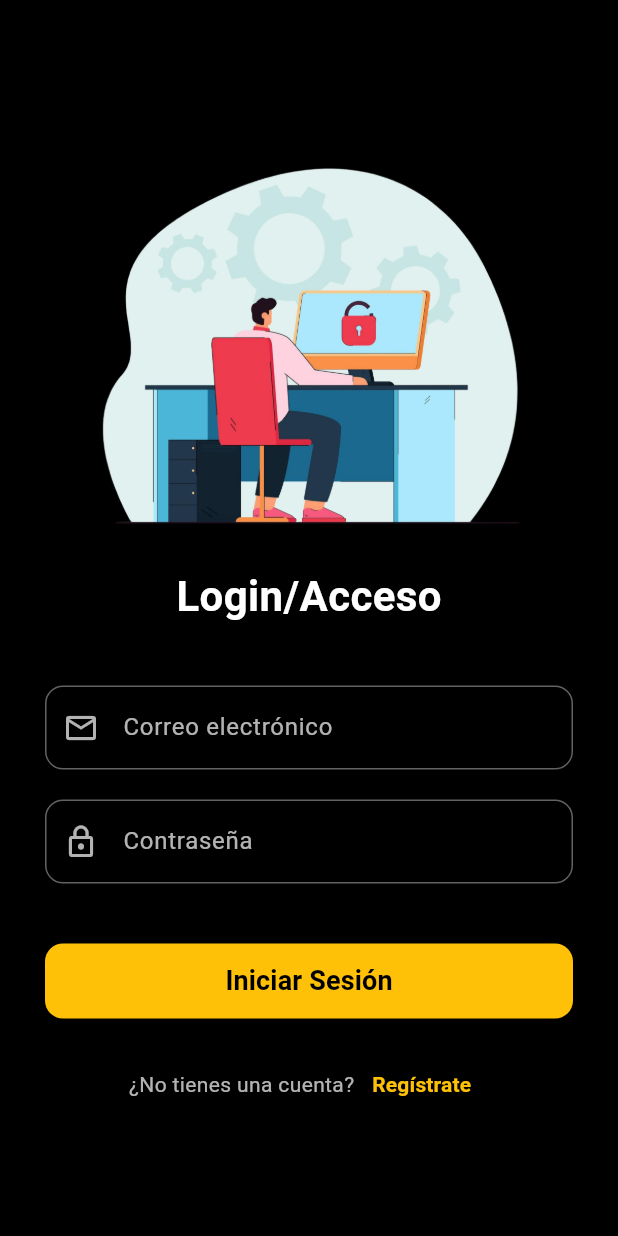
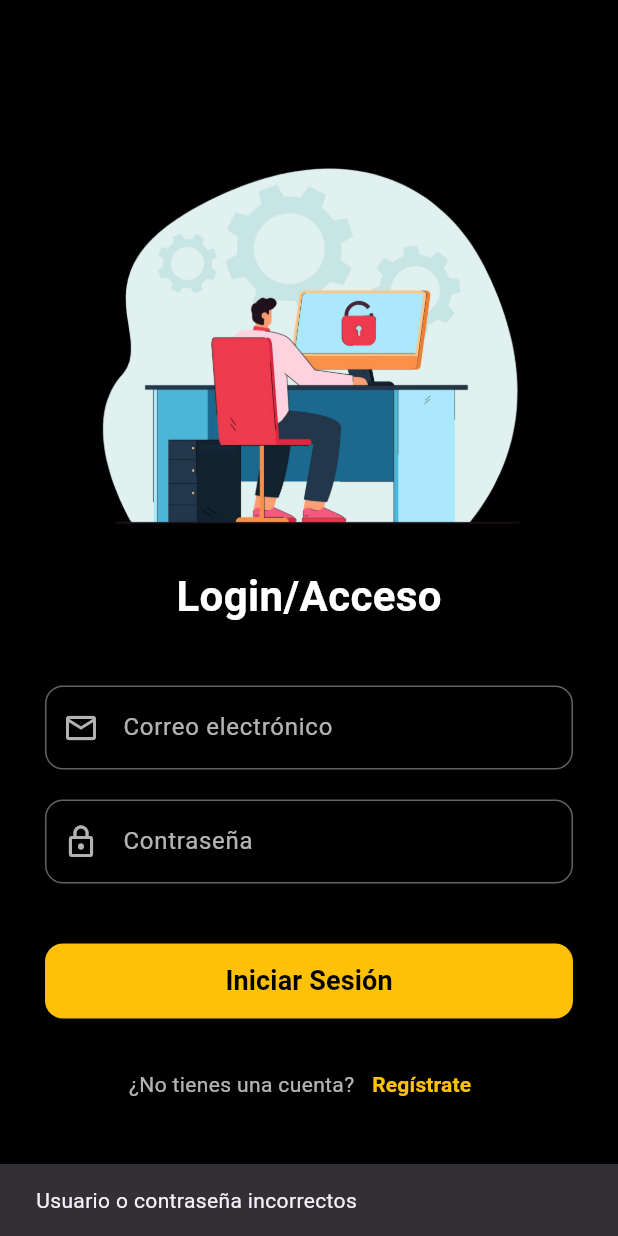
Before and after one commit to Juani-oss/APP_MOVILES3, a Flutter app: the Loginscreen screen opened by its route, after a tap on "Iniciar Sesión", on a phone screen of 412 x 824 dp. Run offline on Flutter 3.47's test engine with Material 3 defaults, Android fonts, the phone set to English and light mode, and no system bars; network calls fail.

Commit message:
Agregue crdenciales quemadas, nueva screen detalle peliculas

```diff
--- a/lib/Screens/LoginScreen.dart
+++ b/lib/Screens/LoginScreen.dart
@@ -1,7 +1,30 @@
 import 'package:flutter/material.dart';
 
-class Loginscreen extends StatelessWidget {
+class Loginscreen extends StatefulWidget {
   const Loginscreen({super.key});
+
+  @override
+  State<Loginscreen> createState() => _LoginscreenState();
+}
+
+class _LoginscreenState extends State<Loginscreen> {
+  final _emailController = TextEditingController();
+  final _passController = TextEditingController();
+
+  // *** CREDENCIALES QUEMADAS ***
+  static const String _usuarioValido = "admin@cine.com";
+  static const String _passwordValida = "1234";
+
+  void _iniciarSesion() {
+    if (_emailController.text == _usuarioValido &&
+        _passController.text == _passwordValida) {
+      Navigator.pushNamed(context, "/pagina3");
+    } else {
+      ScaffoldMessenger.of(context).showSnackBar(
+        const SnackBar(content: Text("Usuario o contraseña incorrectos")),
+      );
+    }
+  }
 
   @override
   Widget build(BuildContext context) {
@@ -16,11 +39,11 @@ class Loginscreen extends StatelessWidget {
               Image.asset("assets/login.png", height: 300),
               Text("Login/Acceso", style: TextStyle(fontSize: 28, fontWeight: FontWeight.bold, color: Colors.white)),
               SizedBox(height: 40),
-                TextField(style: TextStyle(color: Colors.white), keyboardType: TextInputType.emailAddress, decoration: InputDecoration(labelText: "Correo electrónico", labelStyle: TextStyle(color: Colors.white70), prefixIcon: Icon(Icons.email_outlined, color: Colors.white70), enabledBorder: OutlineInputBorder(borderSide: BorderSide(color: Colors.white38), borderRadius: BorderRadius.circular(12)), focusedBorder: OutlineInputBorder(borderSide: BorderSide(color: Colors.amber, width: 2), borderRadius: BorderRadius.circular(12)))),
+              TextField(controller: _emailController, style: TextStyle(color: Colors.white), keyboardType: TextInputType.emailAddress, decoration: InputDecoration(labelText: "Correo electrónico", labelStyle: TextStyle(color: Colors.white70), prefixIcon: Icon(Icons.email_outlined, color: Colors.white70), enabledBorder: OutlineInputBorder(borderSide: BorderSide(color: Colors.white38), borderRadius: BorderRadius.circular(12)), focusedBorder: OutlineInputBorder(borderSide: BorderSide(color: Colors.amber, width: 2), borderRadius: BorderRadius.circular(12)))),
               SizedBox(height: 20),
-                TextField(obscureText: true, style: TextStyle(color: Colors.white), decoration: InputDecoration(labelText: "Contraseña", labelStyle: TextStyle(color: Colors.white70), prefixIcon: Icon(Icons.lock_outline, color: Colors.white70), enabledBorder: OutlineInputBorder(borderSide: BorderSide(color: Colors.white38), borderRadius: BorderRadius.circular(12)), focusedBorder: OutlineInputBorder(borderSide: BorderSide(color: Colors.amber, width: 2), borderRadius: BorderRadius.circular(12)))),
+              TextField(controller: _passController, obscureText: true, style: TextStyle(color: Colors.white), decoration: InputDecoration(labelText: "Contraseña", labelStyle: TextStyle(color: Colors.white70), prefixIcon: Icon(Icons.lock_outline, color: Colors.white70), enabledBorder: OutlineInputBorder(borderSide: BorderSide(color: Colors.white38), borderRadius: BorderRadius.circular(12)), focusedBorder: OutlineInputBorder(borderSide: BorderSide(color: Colors.amber, width: 2), borderRadius: BorderRadius.circular(12)))),
               SizedBox(height: 40),
-                SizedBox(width: double.infinity, height: 50, child: ElevatedButton(style: ElevatedButton.styleFrom(backgroundColor: Colors.amber, foregroundColor: Colors.black, shape: RoundedRectangleBorder(borderRadius: BorderRadius.circular(12))), onPressed: () { print("Intentando iniciar sesión..."); }, child: Text("Iniciar Sesión", style: TextStyle(fontSize: 18, fontWeight: FontWeight.bold)))),
+              SizedBox(width: double.infinity, height: 50, child: ElevatedButton(style: ElevatedButton.styleFrom(backgroundColor: Colors.amber, foregroundColor: Colors.black, shape: RoundedRectangleBorder(borderRadius: BorderRadius.circular(12))), onPressed: _iniciarSesion, child: Text("Iniciar Sesión", style: TextStyle(fontSize: 18, fontWeight: FontWeight.bold)))),
               SizedBox(height: 20),
               Row(mainAxisAlignment: MainAxisAlignment.center, children: [Text("¿No tienes una cuenta?", style: TextStyle(color: Colors.white70)), TextButton(onPressed: () { Navigator.pushNamed(context, "/pagina2"); }, child: Text("Regístrate", style: TextStyle(color: Colors.amber, fontWeight: FontWeight.bold)))])
             ],
--- a/lib/main.dart
+++ b/lib/main.dart
@@ -1,4 +1,5 @@
 import 'package:app_moviles3/Screens/CarteleraScreen.dart';
+import 'package:app_moviles3/Screens/DetalleScreen.dart';
 import 'package:app_moviles3/Screens/HomeScreen.dart';
 import 'package:app_moviles3/Screens/LoginScreen.dart';
 import 'package:app_moviles3/Screens/RegistroScreen.dart';
@@ -23,6 +24,7 @@ class NavegacionRutas extends StatelessWidget {
         "/pagina1": (context) => const Loginscreen(),
         "/pagina2": (context) => const Registroscreen(),
         "/pagina3": (context) => const CarteleraScreen(),
+        "/detalle":(context) => const DetalleScreen()
       },
     );
   }
```
Also changed, not shown: lib/Screens/CarteleraScreen.dart (+53 -6 lines), lib/Screens/DetalleScreen.dart (added, +75 -0 lines). Lines whose indentation alone changed are shown as unchanged.
